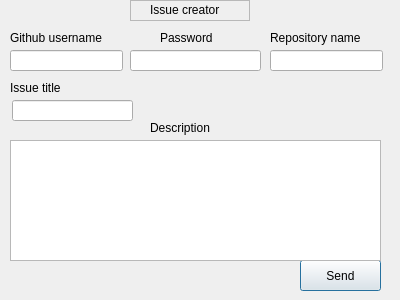
First picture: the form in Client/issuecreator.ui, repository ToshUxanoff/P2P-Chat, before the edit.
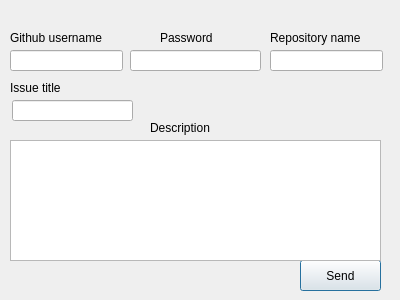
Second picture: the form after the edit.

Commit message: upgrade Issue Creator

```diff
--- a/Client/issuecreator.ui
+++ b/Client/issuecreator.ui
@@ -156,30 +156,14 @@
   <widget class="QLabel" name="label_6">
    <property name="geometry">
     <rect>
-     <x>150</x>
-     <y>0</y>
-     <width>81</width>
-     <height>20</height>
-    </rect>
-   </property>
-   <property name="text">
-    <string>Issue creator</string>
-   </property>
-  </widget>
-  <widget class="QFrame" name="frame">
-   <property name="geometry">
-    <rect>
-     <x>130</x>
-     <y>0</y>
-     <width>120</width>
+     <x>190</x>
+     <y>95</y>
+     <width>181</width>
      <height>21</height>
     </rect>
    </property>
-   <property name="frameShape">
-    <enum>QFrame::StyledPanel</enum>
-   </property>
-   <property name="frameShadow">
-    <enum>QFrame::Raised</enum>
+   <property name="text">
+    <string/>
    </property>
   </widget>
  </widget>
```
Left out of the diff: 2 changed lines with no effect on the pictures. The commit also changes 134 other files.
